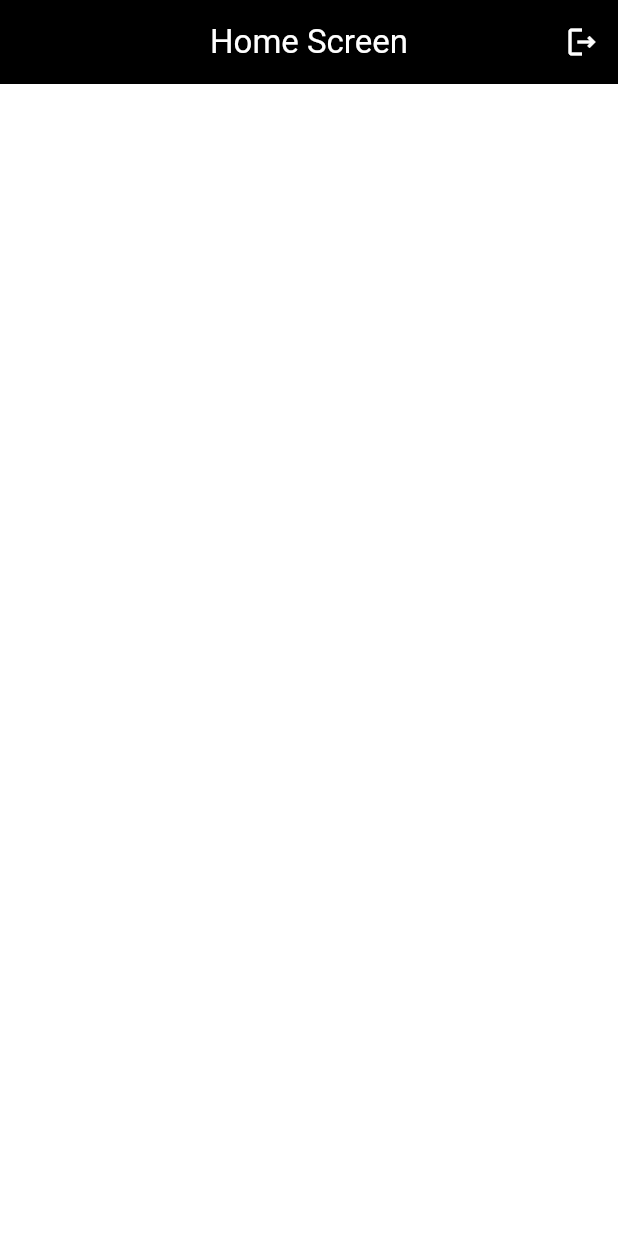
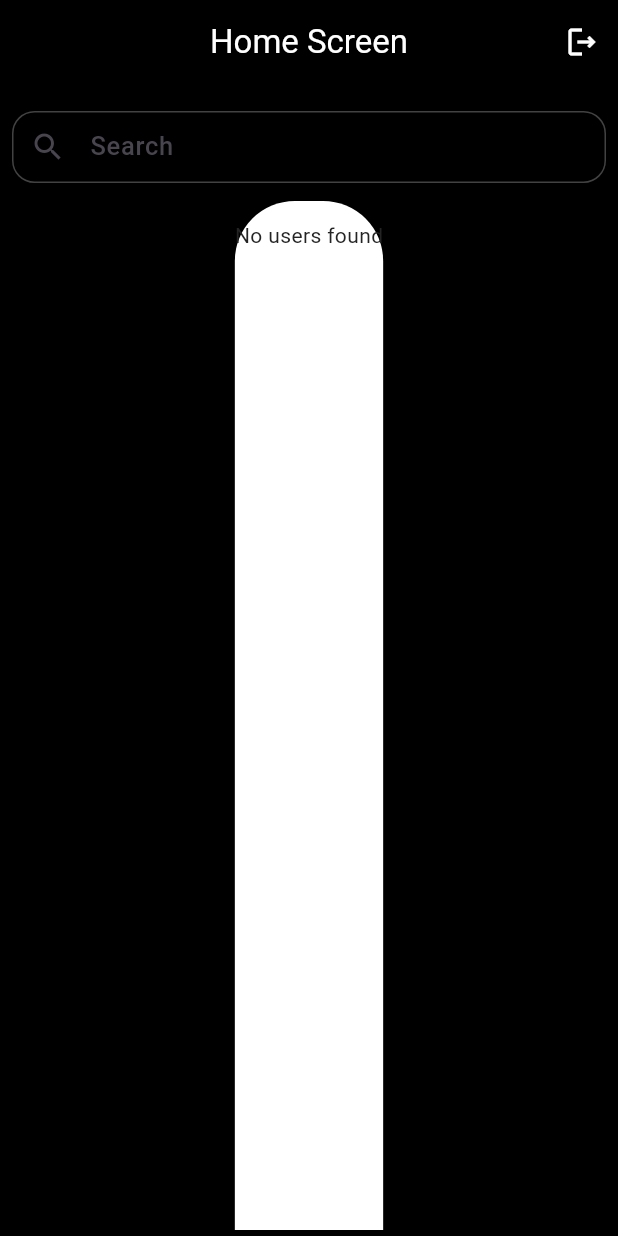
Before and after one commit to SyedAhmed334/Chat-App-Flutter, a Flutter app: the DashBoardScreen screen opened by its route, on a phone screen of 412 x 824 dp. Run offline on Flutter 3.47's test engine with Material 3 defaults, Android fonts, the phone set to English and light mode, and no system bars; our stand-ins replace cloud_firestore, firebase_auth, firebase_core, fluttertoast, font_awesome_flutter, google_sign_in; missing offline and left inert: flutter_facebook_auth; accounts and stored records are empty; network calls fail.

Commit message:
2nd commit

```diff
--- /dev/null
+++ b/lib/models/user_model.dart
@@ -0,0 +1,23 @@
+import 'package:flutter/cupertino.dart';
+
+class UserModel with ChangeNotifier {
+  List<Map<String, String>> _users = [];
+  List<Map<String, String>> _filteredUsers = [];
+
+  List<Map<String, String>> get filteredUsers => _filteredUsers;
+
+  void getUsers(List<Map<String, String>> users) {
+    _users = users;
+    _filteredUsers = _users;
+  }
+
+  void filterUsers(String query) {
+    if (query.isEmpty) {
+      _filteredUsers = _users;
+    } else {
+      _filteredUsers = _users.where((user) =>
+          user['username']!.toLowerCase().contains(query.toLowerCase())).toList();
+    }
+    notifyListeners();
+  }
+}
--- a/lib/screens/dashboard_screen.dart
+++ b/lib/screens/dashboard_screen.dart
@@ -1,9 +1,16 @@
+import 'package:chat_app_flutter/components/input_textfield.dart';
 import 'package:chat_app_flutter/constants/route_name.dart';
+import 'package:chat_app_flutter/models/user_model.dart';
+import 'package:cloud_firestore/cloud_firestore.dart';
 import 'package:firebase_auth/firebase_auth.dart';
 import 'package:flutter/material.dart';
+import 'package:font_awesome_flutter/font_awesome_flutter.dart';
 import 'package:google_sign_in/google_sign_in.dart';
+import 'package:provider/provider.dart';
 
+import '../constants/colors.dart';
 import '../utilities/toast_message.dart';
+
 class DashBoardScreen extends StatefulWidget {
   const DashBoardScreen({super.key});
 
@@ -14,23 +21,30 @@ class DashBoardScreen extends StatefulWidget {
 class _DashBoardScreenState extends State<DashBoardScreen> {
   FirebaseAuth auth = FirebaseAuth.instance;
   final GoogleSignIn _googleSignIn = GoogleSignIn(scopes: ['email']);
+  final searchController = TextEditingController();
+  final fireStore = FirebaseFirestore.instance.collection('Users');
+
   @override
   Widget build(BuildContext context) {
     return Scaffold(
+      backgroundColor: Colors.black,
       appBar: AppBar(
         automaticallyImplyLeading: false,
-        title: Text('Home Screen',style: TextStyle(color: Colors.white),),
+        title: Text(
+          'Home Screen',
+          style: TextStyle(color: Colors.white),
+        ),
         actions: [
-          IconButton(onPressed: () async{
+          IconButton(
+            onPressed: () async {
               User? user = auth.currentUser;
               try {
-
                 if (user?.providerData[0].providerId == 'google.com') {
                   // Sign out from Google
                   await _googleSignIn.signOut();
                   Navigator.pushNamed(context, RouteName.loginScreen);
                   Utils.toastMessage('Google user signed out!');
-               } else{
+                } else {
                   FirebaseAuth.instance.signOut().then((value) {
                     Navigator.pushNamed(context, RouteName.loginScreen);
                     Utils.toastMessage('Firebase user signed out!');
@@ -42,20 +56,110 @@ class _DashBoardScreenState extends State<DashBoardScreen> {
                 //     Utils.toastMessage('Google user signed out!');
                 //   });
                 // }
-
-            }
-            catch(e){
+              } catch (e) {
                 Utils.toastMessage(e.toString());
               }
-          }, icon: Icon(Icons.logout_outlined,color: Colors.white,),),
+            },
+            icon: Icon(
+              Icons.logout_outlined,
+              color: Colors.white,
+            ),
+          ),
         ],
       ),
-      body: Column(
+      body: Padding(
+        padding: const EdgeInsets.only(top: 10.0),
+        child: ChangeNotifierProvider<UserModel>(
+          create: (context)=> UserModel(),
+          child: Consumer<UserModel>(
+            builder: <UserModel>(context, provider, child) => Column(
               mainAxisAlignment: MainAxisAlignment.center,
               crossAxisAlignment: CrossAxisAlignment.center,
               children: [
-
+                Padding(
+                  padding: const EdgeInsets.all(8.0),
+                  child: TextFormField(
+                    controller: searchController,
+                    onChanged: (value){
+                      provider.filterUsers(searchController.text);
+                      print(provider.filteredUsers);
+                    },
+                    decoration: InputDecoration(
+                        contentPadding:
+                            EdgeInsets.symmetric(vertical: 5, horizontal: 10),
+                        labelText: 'Search',
+                        prefixIcon: IconButton(
+                          icon: Icon(Icons.search),
+                          onPressed: () {
+                          },
+                        ),
+                        border: OutlineInputBorder(
+                          borderRadius: BorderRadius.circular(15),
+                          borderSide: const BorderSide(
+                            color: AppColors.textFieldDefaultFocus,
+                          ),
+                        ),
+                        enabledBorder: OutlineInputBorder(
+                          borderRadius: BorderRadius.circular(15),
+                          borderSide: BorderSide(color: Colors.grey.shade800),
+                        )),
+                  ),
+                ),
+                Expanded(
+                  child: Card(
+                    color: Colors.white,
+                    shape: const RoundedRectangleBorder(
+                        borderRadius: BorderRadius.only(
+                            topLeft: Radius.circular(40),
+                            topRight: Radius.circular(40),),),
+                    child: Padding(
+                      padding: const EdgeInsets.symmetric(vertical: 12.0),
+                      child: StreamBuilder(
+                            builder: (context, snapshot) {
+                              if (snapshot.connectionState == ConnectionState.waiting) {
+                                return Center(child: CircularProgressIndicator());
+                              } else if (snapshot.hasError) {
+                                return Utils.toastMessage(snapshot.error.toString());
+                              } else if (!snapshot.hasData || snapshot.data!.docs.isEmpty) {
+                                return Text('No users found');
+                              } else {
+                                final users = snapshot.data!.docs.map((e) {
+                                  final email = e.data()['email'] as String;
+                                  final userName = e.data()['username'] as String;
+                                  return {'username': userName, 'email': email};
+                                }).toList();
+                                provider.getUsers(users);
+                                return ListView.builder(
+                                  itemCount: provider.filteredUsers.length,
+                                  itemBuilder: (context, index) {
+                                    final email =
+                                    provider.filteredUsers[index]['email'];
+                                    final username =
+                                    provider.filteredUsers[index]['username'];
+                                      return ListTile(
+                                        leading: ClipRRect(
+                                          borderRadius: BorderRadius.circular(50),
+                                          child: CircleAvatar(
+                                            radius: 25,
+                                            child: Image.asset('assets/images/profile.jpg'),
+                                          ),
+                                        ),
+                                        title: Text(username),
+                                        subtitle: Text(email),
+                                      );
+                                  },
+                                );
+                              }
+                            },
+                            stream: fireStore.snapshots(),
+                          ),
+                    ),
+                  ),
+                )
               ],
+            ),
+          ),
+        ),
       ),
     );
   }
--- a/lib/screens/login_screen.dart
+++ b/lib/screens/login_screen.dart
@@ -52,7 +52,6 @@ class _LoginScreenState extends State<LoginScreen> {
     // Once signed in, return the UserCredential
     return FirebaseAuth.instance.signInWithCredential(facebookAuthCredential);
   }
-
 
   @override
   Widget build(BuildContext context) {
@@ -185,7 +184,7 @@ class _LoginScreenState extends State<LoginScreen> {
                 padding: const EdgeInsets.symmetric(horizontal: 25.0),
                 child: InkWell(
                   onTap: () async{
-                    signInWithFacebook().then((value){
+                    await signInWithFacebook().then((value){
                       Navigator.pushNamed(context, RouteName.dashBoardScreen);
                       Utils.toastMessage('Sign in successful!');
                     });
--- a/pubspec.yaml
+++ b/pubspec.yaml
@@ -45,6 +45,7 @@ dependencies:
   google_sign_in: ^6.2.1
   flutter_2fa: ^1.0.1
   flutter_facebook_auth: ^6.0.4
+  font_awesome_flutter: ^10.7.0
 
 dev_dependencies:
   flutter_test:
```
Also changed, not shown: assets/images/profile.jpg (added), pubspec.lock. Lines whose indentation alone changed are shown as unchanged.
